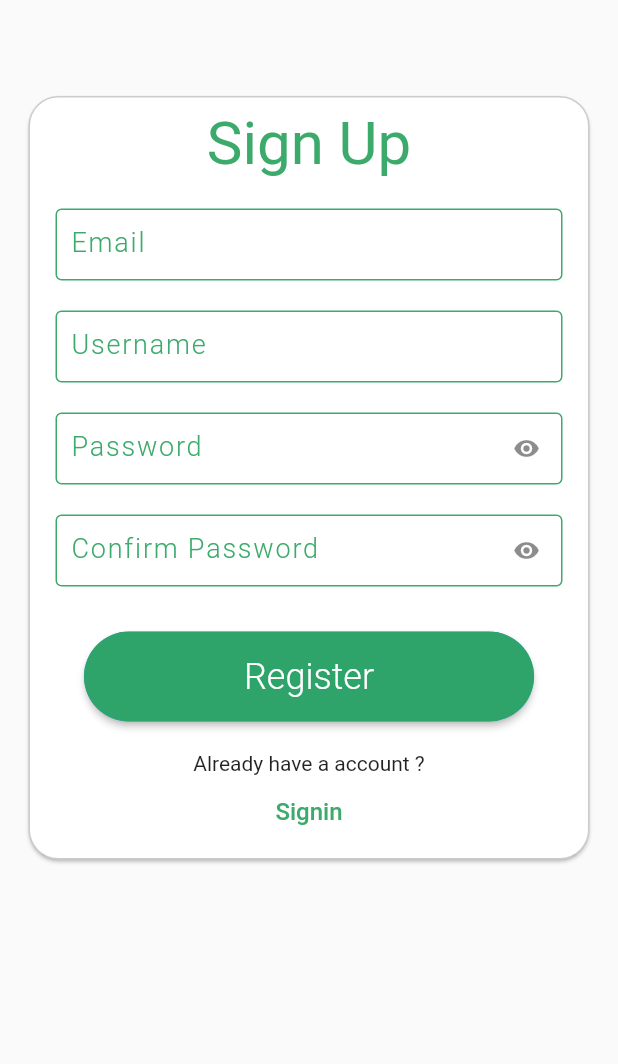
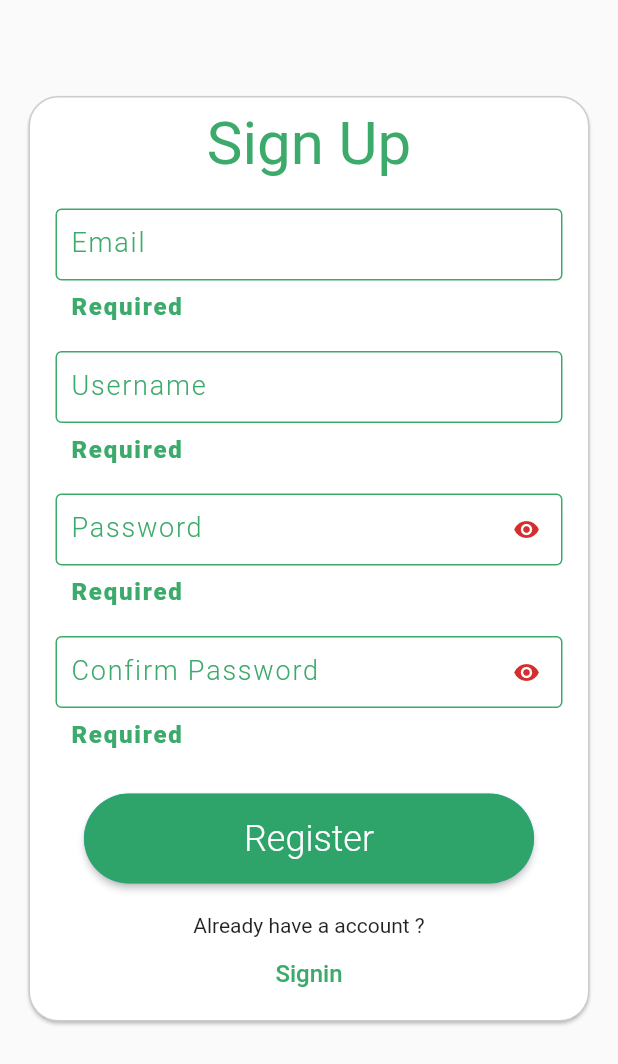
Before and after one commit to usamamalik3/Pharmacyapp, a Flutter app: the Register screen opened directly, after a tap on "Register", on a phone screen of 412 x 824 dp. Shown: the top 1064 px of the screen. Run offline on Flutter 3.47's test engine with Material 2 defaults, Android fonts, the phone set to English and light mode, and no system bars; our stand-ins replace cloud_firestore, firebase_auth, firebase_core, firebase_storage, flutter_svg, fluttertoast and 2 more; missing offline and left inert: pay; accounts and stored records are empty; network calls fail; Roboto replaces fonts that are missing (Roboto-Thin).

```diff
--- a/lib/Checkout.dart
+++ b/lib/Checkout.dart
@@ -9,7 +9,7 @@ import 'package:form_field_validator/form_field_validator.dart';
 import 'package:pay/pay.dart';
 import 'package:pharmacy/Constraint.dart';
 
-import 'package:pharmacy/Registerationwidget.dart';
+import 'package:pharmacy/widget/Registerationwidget.dart';
 import 'package:form_field_validator/form_field_validator.dart';
 import 'package:pharmacy/models/order.dart';
 import 'package:pharmacy/my_googleay.dart';
@@ -276,7 +276,7 @@ getdetail() async {
 }
 
 
-  String? requiredValidator(value, messageError) {
+  String? Function(String?)? requiredValidator(value, messageError) {
     if (value.isEmpty) {
       return messageError;
     }
@@ -291,7 +291,7 @@ getdetail() async {
       obscureText: false,
       textInputType: TextInputType.name,
       actionKeyboard: TextInputAction.done,
-      functionValidate: requiredValidator,
+       validator: requiredValidator(firstName.text, "Required"),
       controller: firstName,
     );
   }
@@ -301,7 +301,7 @@ getdetail() async {
       obscureText: false,
       textInputType: TextInputType.name,
       actionKeyboard: TextInputAction.done,
-      functionValidate: requiredValidator,
+        validator: RequiredValidator(errorText: "Required"),
       controller:lastName,
     );
   }
@@ -312,7 +312,7 @@ getdetail() async {
       obscureText: false,
       textInputType: TextInputType.phone,
       actionKeyboard: TextInputAction.done,
-      functionValidate: MultiValidator([
+      validator: MultiValidator([
            RequiredValidator(errorText: "Required"),
         MinLengthValidator(11, errorText: "phone no should be 11 character"),
       ]),
@@ -326,7 +326,7 @@ getdetail() async {
       obscureText: false,
       textInputType: TextInputType.streetAddress,
       actionKeyboard: TextInputAction.done,
-      functionValidate: requiredValidator,
+      validator: RequiredValidator(errorText: "Required"),
       controller: street,
     );
   }
@@ -336,7 +336,7 @@ getdetail() async {
       obscureText: false,
       textInputType: TextInputType.streetAddress,
       actionKeyboard: TextInputAction.done,
-      functionValidate: requiredValidator,
+      validator: RequiredValidator(errorText: "Required"),
       controller: city,
     );
   }
--- a/lib/Detail.dart
+++ b/lib/Detail.dart
@@ -158,7 +158,7 @@ class _MedDetailState extends State<MedDetail> {
                               ),
                             ),
                             Text(
-                              widget.product.pPrice.toString(),
+                              "${widget.product.pPrice}\$",
                               style:const TextStyle(
                                 fontSize: 22,
                                 fontWeight: FontWeight.w600,
@@ -227,7 +227,7 @@ class _MedDetailState extends State<MedDetail> {
       bottomNavigationBar: Container(
         height: 70,
         color: Colors.white,
-        padding: EdgeInsets.all(10),
+        padding: const EdgeInsets.all(10),
         child: Row(
           mainAxisAlignment: MainAxisAlignment.spaceBetween,
           children: [
--- a/lib/Register.dart
+++ b/lib/Register.dart
@@ -1,5 +1,7 @@
+import 'dart:async';
+
 import 'package:flutter/material.dart';
-import 'package:pharmacy/Registerationwidget.dart';
+import 'package:pharmacy/widget/Registerationwidget.dart';
 import 'package:firebase_auth/firebase_auth.dart';
 
 import 'package:cloud_firestore/cloud_firestore.dart';
@@ -34,6 +36,7 @@ class _RegisterState extends State<Register> {
 
   TextEditingController address = new TextEditingController();
   bool _isObscure = true;
+
 
   @override
   Widget build(BuildContext context) {
@@ -147,7 +150,7 @@ class _RegisterState extends State<Register> {
       obscureText: false,
       textInputType: TextInputType.emailAddress,
       actionKeyboard: TextInputAction.done,
-      functionValidate: MultiValidator([
+      validator: MultiValidator([
         RequiredValidator(errorText: "Required"),
         EmailValidator(errorText: "Email is not valid")
       ]),
@@ -175,7 +178,7 @@ class _RegisterState extends State<Register> {
             });
           }),
       actionKeyboard: TextInputAction.done,
-      functionValidate: MultiValidator([
+      validator: MultiValidator([
         RequiredValidator(errorText: "Required"),
         MinLengthValidator(8, errorText: "Password should b 8 character"),
         PatternValidator(r'(?=.*?[#?!@$%^&*-])',
@@ -198,7 +201,7 @@ class _RegisterState extends State<Register> {
             });
           }),
       actionKeyboard: TextInputAction.done,
-      functionValidate: (val) {
+      validator: (val) {
         if (val!.isEmpty) {
           return "Required";
         }
@@ -215,7 +218,7 @@ class _RegisterState extends State<Register> {
       obscureText: false,
       textInputType: TextInputType.name,
       actionKeyboard: TextInputAction.done,
-      functionValidate: requiredValidator,
+      validator: RequiredValidator(errorText: "Required"),
       controller: username,
     );
   }
@@ -229,20 +232,21 @@ class _RegisterState extends State<Register> {
 
 
   _signup() async {
+
+
     if (_formKey.currentState!.validate()) {
       _formKey.currentState!.save();
+
       try {
-        UserCredential user = await _auth.createUserWithEmailAndPassword(
-          email: emailController.text,
-          password: passwordController.text,
-        );
+        UserCredential user = await _auth.createUserWithEmailAndPassword(email: emailController.text, password: passwordController.text);
 
         var firebaseUser = FirebaseAuth.instance.currentUser;
+          await firebaseUser!.reload();
 
-        firestoreInstance.collection("users").doc(firebaseUser!.uid).set({
+        firestoreInstance.collection("users").doc(firebaseUser.uid).set({
           "email": emailController.text,
           "user name": username.text,
-
+          "address": address.text,
           "password": passwordController.text,
           "role": "user",
         }).then((value) {
@@ -261,6 +265,8 @@ class _RegisterState extends State<Register> {
                 backgroundColor: Colors.white,
                 textColor: primarycolor,
                 fontSize: 18.0);
+
+            break;
             return e.message;
         }
       }
--- a/lib/constraint.dart
+++ b/lib/constraint.dart
@@ -1,5 +1,5 @@
 import 'package:flutter/cupertino.dart';
 
 Color primarycolor = const Color(0xff02fa561);
-Color textprimarycolor= Color(0xfffffffff);
+
 Color textsecondarycolor= const Color(0xff02fa561);
--- a/lib/main.dart
+++ b/lib/main.dart
@@ -1,3 +1,4 @@
+import 'package:firebase_auth/firebase_auth.dart';
 import 'package:firebase_core/firebase_core.dart';
 import 'package:flutter/material.dart';
 import 'package:pharmacy/admin/Admin.dart';
@@ -17,8 +18,30 @@ void main() async {
   runApp(MyApp());
 }
 
-class MyApp extends StatelessWidget {
+class MyApp extends StatefulWidget {
   const MyApp({Key? key}) : super(key: key);
+
+  @override
+  State<MyApp> createState() => _MyAppState();
+}
+
+class _MyAppState extends State<MyApp> {
+  FirebaseAuth _auth = FirebaseAuth.instance;
+    checkAuthentification() async {
+    _auth.authStateChanges().listen((user) {
+      if (user != null) {
+        Navigator.push(
+            context, MaterialPageRoute(builder: (Context) => Homepage()));
+      }
+    });
+
+
+  }
+   @override
+    void initState() {
+      super.initState();
+      checkAuthentification();
+    }
 
   // This widget is the root of your application.
   @override
@@ -35,6 +58,7 @@ class MyApp extends StatelessWidget {
 class Welcome extends StatelessWidget {
   const Welcome({Key? key}) : super(key: key);
 
+
   @override
   Widget build(BuildContext context) {
     return Scaffold(
@@ -50,23 +74,23 @@ class Welcome extends StatelessWidget {
             crossAxisAlignment: CrossAxisAlignment.center,
             children: <Widget>[
               Column(
-                children: <Widget>[
+                children: const <Widget>[
                   Text(
                     "Welcome",
                     style: TextStyle(
                       fontWeight: FontWeight.bold,
                       fontSize: 30,
-                      color: textprimarycolor,
+                      color: Colors.white,
                     ),
                   ),
-                  const SizedBox(
+                  SizedBox(
                     height: 20,
                   ),
                   Text(
                     "Empowering People to Improve Their Lives ",
                     textAlign: TextAlign.center,
                     style: TextStyle(
-                      color: textprimarycolor,
+                      color: Colors.white,
                       fontSize: 15,
                     ),
                   )
@@ -92,12 +116,12 @@ class Welcome extends StatelessWidget {
                     shape: RoundedRectangleBorder(
                         side: const BorderSide(color: Colors.white),
                         borderRadius: BorderRadius.circular(50)),
-                    child: Text(
+                    child: const Text(
                       "Login",
                       style: TextStyle(
                         fontWeight: FontWeight.w600,
                         fontSize: 18,
-                        color: textprimarycolor,
+                        color: Colors.white,
                       ),
                     ),
                   ),
--- a/lib/models/product.dart
+++ b/lib/models/product.dart
@@ -5,8 +5,12 @@ class Product {
   String pimageUrl;
   int pPrice;
   int? pQuantity;
+  bool? ispopular;
+
 
   Product({
+    this.ispopular,
+
     this.pQuantity,
     required this.pimageUrl,
     required this.pID,
--- a/lib/Registerationwidget.dart
+++ b/lib/widget/Registerationwidget.dart
@@ -1,13 +1,13 @@
 import 'package:flutter/material.dart';
 
-import 'constraint.dart';
+import '../constraint.dart';
 
 class Regformwidget extends StatefulWidget {
   final TextInputType textInputType;
   final String labelText;
   final bool obscureText;
   final TextEditingController controller;
-  final Function functionValidate;
+ final String? Function(String?)? validator;
   final TextInputAction actionKeyboard;
   final Widget? suffixicon;
 
@@ -18,7 +18,7 @@ class Regformwidget extends StatefulWidget {
     required this.labelText,
     required this.obscureText,
     required this.controller,
-    required this.functionValidate,
+    this.validator,
     required this.actionKeyboard,
   }) : super(key: key);
 
@@ -36,6 +36,7 @@ class _RegformwidgetState extends State<Regformwidget> {
         obscureText: widget.obscureText,
         keyboardType: widget.textInputType,
         textInputAction: widget.actionKeyboard,
+        validator: widget.validator,
         style: TextStyle(
           color: textsecondarycolor,
           fontSize: 18.0,
```
Also changed, not shown: lib/admin/addcategory.dart (+15 -19 lines), lib/admin/addproduct.dart (+9 -7 lines), lib/categorydetail.dart (added, +110 -0 lines), lib/login.dart (+4 -18 lines), lib/shop.dart (+114 -203 lines), lib/favourate.dart (added), 1 other file.
